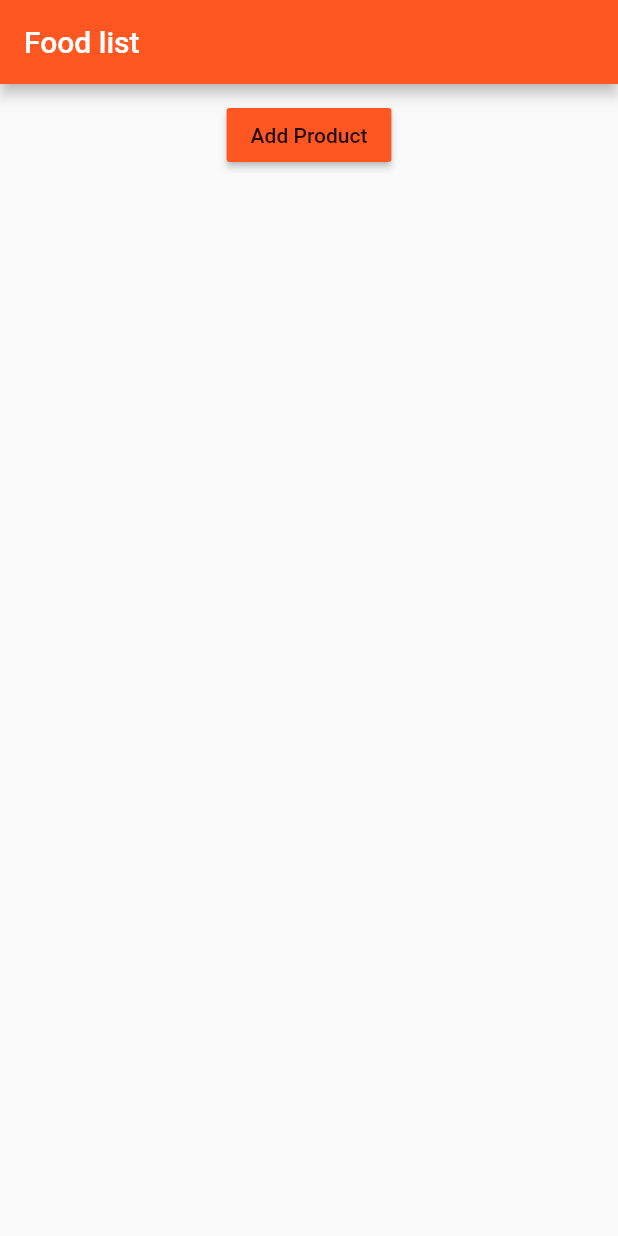
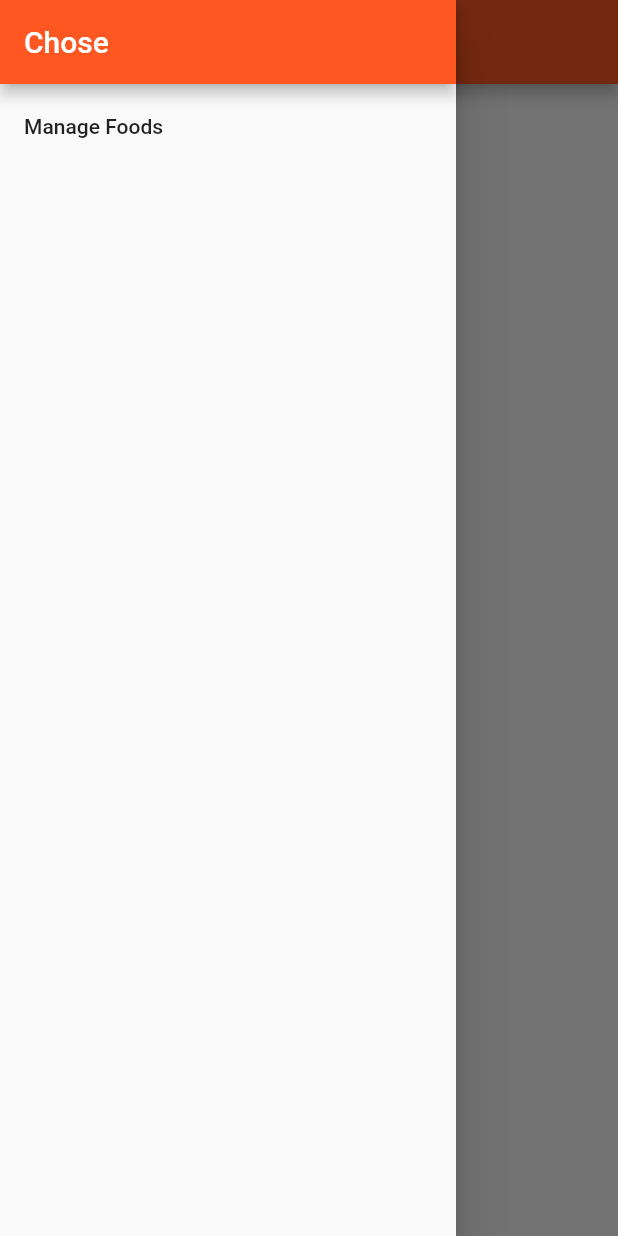
Before and after one commit to osamaAbdullah/Flutter-food-app, a Flutter app: the HomePage screen opened directly, with the side drawer open (before the commit the screen has no drawer), on a phone screen of 412 x 824 dp. Run offline on Flutter 3.47's test engine with Material 2 defaults, Android fonts, the phone set to English and light mode, and no system bars.

Commit message:
sidebar added tabBar added food manage added which is list or create both added

```diff
--- /dev/null
+++ b/lib/pages/foods/list.dart
@@ -0,0 +1,16 @@
+import 'package:flutter/material.dart';
+
+class ListFoods extends StatelessWidget {
+  final List<Map<String, dynamic>> foods;
+
+  ListFoods({this.foods});
+
+  @override
+  Widget build(BuildContext context) {
+    return Column(
+      children: <Widget>[
+        Center(child: Text('List of foods')),
+      ],
+    );
+  }
+}
--- a/lib/pages/home.dart
+++ b/lib/pages/home.dart
@@ -1,3 +1,4 @@
+import 'package:firstfluttertest/pages/foods/manage.dart';
 import 'package:flutter/material.dart';
 
 import '../foods.dart';
@@ -6,11 +7,29 @@ class HomePage extends StatelessWidget {
   @override
   Widget build(BuildContext context) {
     return Scaffold(
-      appBar: AppBar(
-        title: Text('Food list'),
-      ),
-      body: Foods(),
-    );
+        drawer: Drawer(
+          child: Column(
+            children: <Widget>[
+              AppBar(
+                automaticallyImplyLeading: false,
+                title: Text('Chose'),
+              ),
+              ListTile(
+                title: Text('Manage Foods'),
+                onTap: () {
+                  Navigator.push(context,
+                      MaterialPageRoute(builder: (BuildContext context) {
+                    return Manage();
+                  }));
+                },
+              )
+            ],
+          ),
+        ),
+        appBar: AppBar(
+          title: Text('Food list'),
+        ),
+        body: Foods(),
+      );
   }
-
 }
```
Also changed, not shown: lib/pages/foods/create.dart (added, +16 -0 lines), lib/pages/foods/manage.dart (added, +50 -0 lines).
